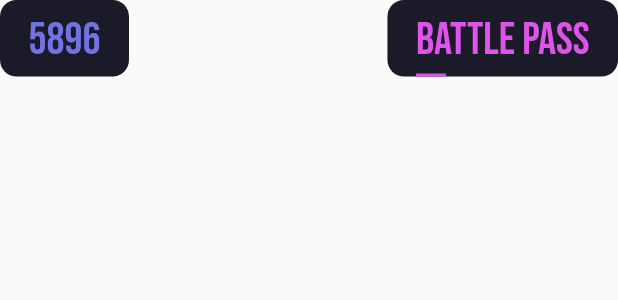
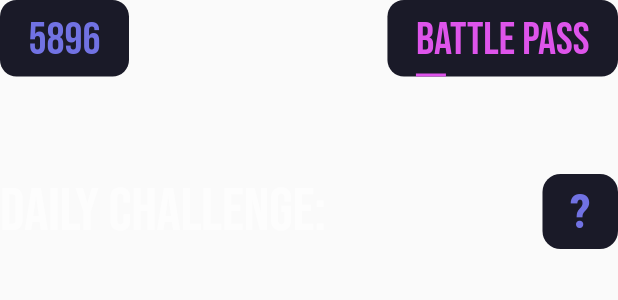
Before and after one commit to Winhalla/winhalla-app, a Flutter app: the MyHomePage widget shown alone on an empty page, opened directly, on a phone screen of 412 x 824 dp. Shown: the top 300 px of the screen. Run offline on Flutter 3.47's test engine with Material 2 defaults, Android fonts, the phone set to English and light mode, and no system bars; network calls fail.

Commit message:
add second row to home screen

```diff
--- a/lib/screens/home.dart
+++ b/lib/screens/home.dart
@@ -12,6 +12,7 @@ class _MyHomePageState extends State<MyHomePage> {
   @override
   Widget build(BuildContext context) {
     return Column(
+      crossAxisAlignment: CrossAxisAlignment.start,
       children: <Widget>[
 
         Row(
@@ -58,6 +59,20 @@ class _MyHomePageState extends State<MyHomePage> {
             )
           ]
         ),
+        Padding(padding: EdgeInsets.only(top: 65)),
+
+        Row(
+          mainAxisAlignment: MainAxisAlignment.spaceBetween,
+          children: [
+            Text("Daily challenge:", style: AppTheme.textTheme.headline1,),
+            Container(
+
+              padding: EdgeInsets.symmetric(horizontal: 18, vertical: 6),
+              decoration: BoxDecoration(color: kBackgroundVariant, borderRadius: BorderRadius.circular(12)),
+              child: Text("?", style: TextStyle(fontFamily: "Roboto Condensed", color: kPrimary, fontSize: 32),),
+            )
+          ],
+        )
       ],
     );
   }
```
